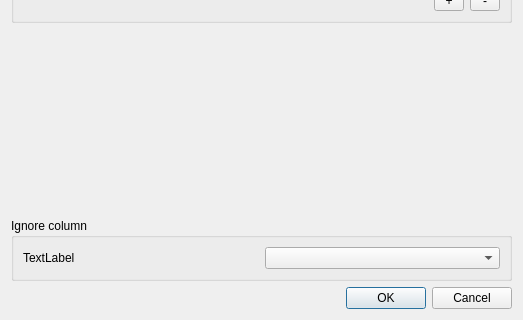
lutraconsulting/qgis-geocat-plugin, file GeoCat/ui/config_dialog_base.ui: the form before one commit; both pictures show x 0 to 523 and y 404 to 724 of the 523 by 724 pixel window.
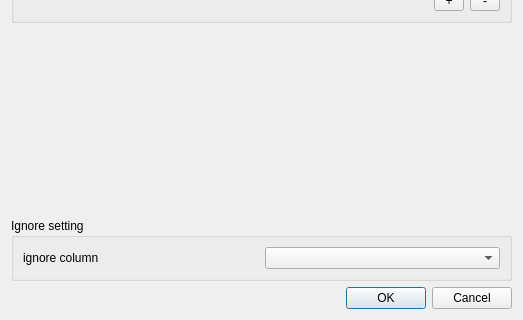
The form after the commit.

The edit to the form file:
```diff
--- a/GeoCat/ui/config_dialog_base.ui
+++ b/GeoCat/ui/config_dialog_base.ui
@@ -286,13 +286,13 @@
    <item row="11" column="0" colspan="2">
     <widget class="QGroupBox" name="groupBox_4">
      <property name="title">
-      <string>Ignore column</string>
+      <string>Ignore setting</string>
      </property>
      <layout class="QGridLayout" name="gridLayout_6">
       <item row="1" column="0">
        <widget class="QLabel" name="label_6">
         <property name="text">
-         <string>TextLabel</string>
+         <string>ignore column</string>
         </property>
        </widget>
       </item>
```
